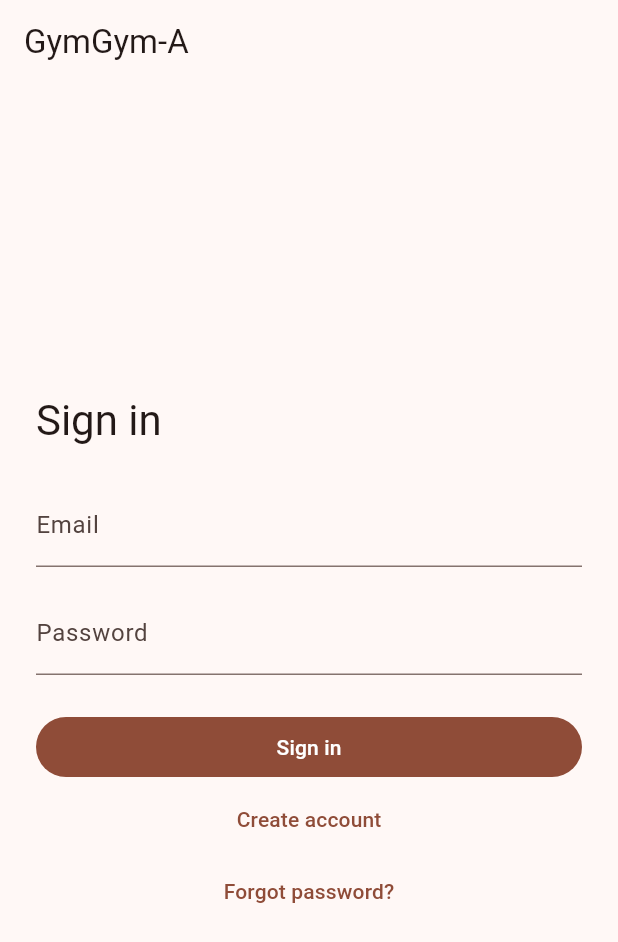
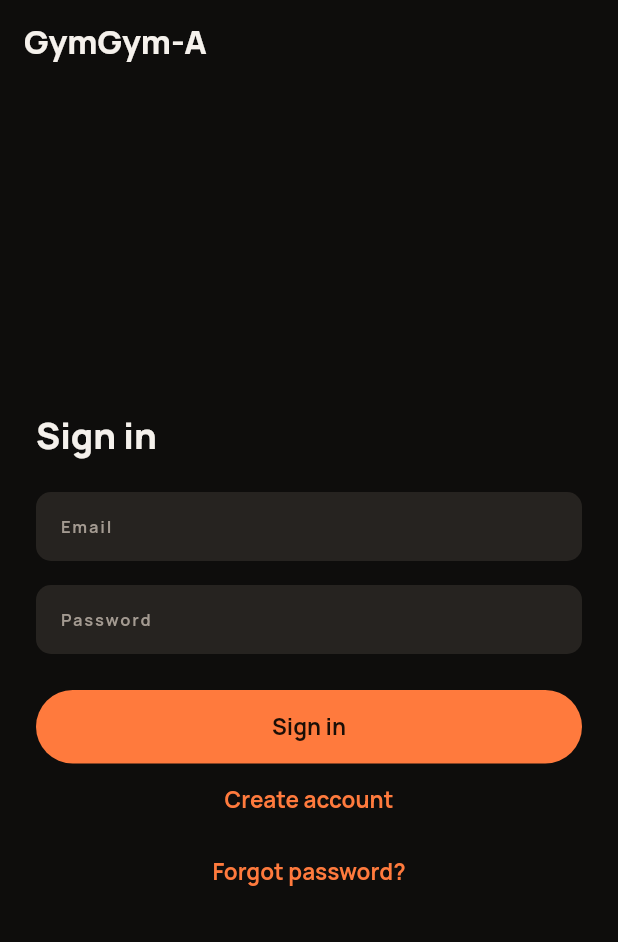
Before and after one commit to GymGym-A-Project/GymGym-A-SE3003, a Flutter app: the screen it shows after launch, on a phone screen of 412 x 824 dp. Shown: the top 942 px of the screen. Run offline on Flutter 3.47's test engine with Material 3 defaults, Android fonts, the phone set to English and light mode, and no system bars; our stand-ins replace cloud_firestore, firebase_auth, firebase_core, flutter_riverpod, go_router, shared_preferences; accounts and stored records are empty.

Commit message:
feat(ui): build the dark-first AppTheme from tokens, spacing and radii

```diff
--- a/lib/app.dart
+++ b/lib/app.dart
@@ -2,7 +2,7 @@ import 'package:flutter/material.dart';
 import 'package:flutter_riverpod/flutter_riverpod.dart';
 
 import 'core/router.dart';
-import 'core/theme.dart';
+import 'core/theme/app_theme.dart';
 
 class GymGymApp extends ConsumerWidget {
   const GymGymApp({super.key});
@@ -13,6 +13,7 @@ class GymGymApp extends ConsumerWidget {
       title: 'GymGym-A',
       theme: AppTheme.light,
       darkTheme: AppTheme.dark,
+      themeMode: AppTheme.mode,
       routerConfig: ref.watch(appRouterProvider),
     );
   }
--- a/lib/core/theme.dart
+++ /dev/null
@@ -1,16 +0,0 @@
-import 'package:flutter/material.dart';
-
-abstract final class AppTheme {
-  static const _seed = Colors.deepOrange;
-
-  static final light = ThemeData(
-    colorScheme: ColorScheme.fromSeed(seedColor: _seed),
-  );
-
-  static final dark = ThemeData(
-    colorScheme: ColorScheme.fromSeed(
-      seedColor: _seed,
-      brightness: Brightness.dark,
-    ),
-  );
-}
--- /dev/null
+++ b/lib/core/theme/app_theme.dart
@@ -0,0 +1,243 @@
+import 'package:flutter/material.dart';
+
+import 'app_text.dart';
+import 'gaps.dart';
+import 'gym_colors.dart';
+
+/// Material themes built from [GymColors]. Dark is the default; light is
+/// supported. Cards use a 1 px border instead of a shadow.
+abstract final class AppTheme {
+  static final dark = _build(GymColors.dark, Brightness.dark);
+  static final light = _build(GymColors.light, Brightness.light);
+
+  /// The app opens in the dark theme (design system default).
+  static const mode = ThemeMode.dark;
+
+  static ThemeData _build(GymColors c, Brightness brightness) {
+    final scheme =
+        ColorScheme.fromSeed(seedColor: c.kor, brightness: brightness).copyWith(
+          primary: c.kor,
+          onPrimary: c.onKor,
+          secondary: c.kor,
+          onSecondary: c.onKor,
+          surface: c.bg,
+          onSurface: c.text,
+          onSurfaceVariant: c.textMuted,
+          surfaceContainerLowest: c.bg,
+          surfaceContainerLow: c.surface,
+          surfaceContainer: c.surface,
+          surfaceContainerHigh: c.surface2,
+          surfaceContainerHighest: c.surface2,
+          outline: c.border,
+          outlineVariant: c.border,
+          error: c.danger,
+          onError: c.onKor,
+          tertiary: c.success,
+        );
+    final text = AppText.textTheme(c.text, c.textMuted);
+    final buttonText = AppText.body.copyWith(fontWeight: FontWeight.w700);
+    const buttonPadding = EdgeInsets.symmetric(horizontal: 20, vertical: 14);
+    final pill = RoundedRectangleBorder(borderRadius: Radii.pillBorder);
+
+    return ThemeData(
+      useMaterial3: true,
+      brightness: brightness,
+      colorScheme: scheme,
+      fontFamily: AppText.family,
+      textTheme: text,
+      scaffoldBackgroundColor: c.bg,
+      canvasColor: c.bg,
+      dividerColor: c.border,
+      extensions: [c],
+      appBarTheme: AppBarTheme(
+        backgroundColor: c.bg,
+        foregroundColor: c.text,
+        surfaceTintColor: Colors.transparent,
+        elevation: 0,
+        scrolledUnderElevation: 0,
+        centerTitle: false,
+        titleTextStyle: AppText.title.copyWith(color: c.text),
+      ),
+      cardTheme: CardThemeData(
+        color: c.surface,
+        surfaceTintColor: Colors.transparent,
+        elevation: 0,
+        margin: const EdgeInsets.symmetric(vertical: Gap.s),
+        shape: RoundedRectangleBorder(
+          borderRadius: Radii.cardBorder,
+          side: BorderSide(color: c.border),
+        ),
+      ),
+      inputDecorationTheme: InputDecorationTheme(
+        filled: true,
+        fillColor: c.surface2,
+        isDense: true,
+        contentPadding: const EdgeInsets.symmetric(
+          horizontal: Gap.m,
+          vertical: Gap.m,
+        ),
+        labelStyle: AppText.label.copyWith(color: c.textMuted),
+        floatingLabelStyle: AppText.label.copyWith(color: c.textMuted),
+        hintStyle: AppText.body.copyWith(color: c.textMuted),
+        border: OutlineInputBorder(
+          borderRadius: Radii.inputBorder,
+          borderSide: BorderSide.none,
+        ),
+        enabledBorder: OutlineInputBorder(
+          borderRadius: Radii.inputBorder,
+          borderSide: BorderSide.none,
+        ),
+        focusedBorder: OutlineInputBorder(
+          borderRadius: Radii.inputBorder,
+          borderSide: BorderSide(color: c.kor, width: 1.5),
+        ),
+        errorBorder: OutlineInputBorder(
+          borderRadius: Radii.inputBorder,
+          borderSide: BorderSide(color: c.danger),
+        ),
+        focusedErrorBorder: OutlineInputBorder(
+          borderRadius: Radii.inputBorder,
+          borderSide: BorderSide(color: c.danger, width: 1.5),
+        ),
+        errorStyle: AppText.body.copyWith(fontSize: 12, color: c.danger),
+      ),
+      filledButtonTheme: FilledButtonThemeData(
+        style: FilledButton.styleFrom(
+          backgroundColor: c.kor,
+          foregroundColor: c.onKor,
+          disabledBackgroundColor: c.surface2,
+          disabledForegroundColor: c.ghost,
+          minimumSize: const Size(64, Gap.touch),
+          padding: buttonPadding,
+          shape: pill,
+          textStyle: buttonText,
+        ),
+      ),
+      outlinedButtonTheme: OutlinedButtonThemeData(
+        style: OutlinedButton.styleFrom(
+          foregroundColor: c.text,
+          minimumSize: const Size(64, Gap.touch),
+          padding: buttonPadding,
+          side: BorderSide(color: c.border),
+          shape: pill,
+          textStyle: buttonText,
+        ),
+      ),
+      textButtonTheme: TextButtonThemeData(
+        style: TextButton.styleFrom(
+          foregroundColor: c.kor,
+          minimumSize: const Size(48, Gap.touch),
+          shape: pill,
+          textStyle: buttonText,
+        ),
+      ),
+      iconButtonTheme: IconButtonThemeData(
+        style: IconButton.styleFrom(
+          foregroundColor: c.textMuted,
+          minimumSize: const Size.square(Gap.touch),
+        ),
+      ),
+      floatingActionButtonTheme: FloatingActionButtonThemeData(
+        backgroundColor: c.kor,
+        foregroundColor: c.onKor,
+        elevation: 4,
+        shape: pill,
+        extendedTextStyle: buttonText,
+      ),
+      chipTheme: ChipThemeData(
+        backgroundColor: c.surface,
+        selectedColor: c.kor,
+        disabledColor: c.surface2,
+        side: BorderSide(color: c.border),
+        shape: pill,
+        showCheckmark: false,
+        labelStyle: AppText.body.copyWith(
+          fontSize: 13,
+          fontWeight: FontWeight.w700,
+          color: c.text,
+        ),
+        secondaryLabelStyle: AppText.body.copyWith(
+          fontSize: 13,
+          fontWeight: FontWeight.w700,
+          color: c.onKor,
+        ),
+        padding: const EdgeInsets.symmetric(horizontal: Gap.s, vertical: 6),
+      ),
+      listTileTheme: ListTileThemeData(
+        iconColor: c.textMuted,
+        textColor: c.text,
+        titleTextStyle: AppText.headline.copyWith(fontSize: 15, color: c.text),
+        subtitleTextStyle: AppText.body.copyWith(
+          fontSize: 13,
+          color: c.textMuted,
+        ),
+        contentPadding: const EdgeInsets.symmetric(horizontal: Gap.screen),
+      ),
+      expansionTileTheme: ExpansionTileThemeData(
+        iconColor: c.kor,
+        collapsedIconColor: c.textMuted,
+        textColor: c.text,
+        collapsedTextColor: c.text,
+        shape: const Border(),
+        collapsedShape: const Border(),
+      ),
+      tabBarTheme: TabBarThemeData(
+        labelColor: c.kor,
+        unselectedLabelColor: c.textMuted,
+        indicatorColor: c.kor,
+        dividerColor: c.border,
+        labelStyle: AppText.body.copyWith(fontWeight: FontWeight.w700),
+        unselectedLabelStyle: AppText.body,
+      ),
+      navigationBarTheme: NavigationBarThemeData(
+        backgroundColor: c.surface,
+        surfaceTintColor: Colors.transparent,
+        indicatorColor: c.kor.withValues(alpha: 0.18),
+        elevation: 0,
+        height: 68,
+        iconTheme: WidgetStateProperty.resolveWith(
+          (states) => IconThemeData(
+            color: states.contains(WidgetState.selected) ? c.kor : c.textMuted,
+          ),
+        ),
+        labelTextStyle: WidgetStateProperty.resolveWith(
+          (states) => AppText.label.copyWith(
+            letterSpacing: 0.2,
+            color: states.contains(WidgetState.selected) ? c.kor : c.textMuted,
+          ),
+        ),
+      ),
+      dialogTheme: DialogThemeData(
+        backgroundColor: c.surface,
+        surfaceTintColor: Colors.transparent,
+        shape: RoundedRectangleBorder(borderRadius: Radii.sheetBorder),
+        titleTextStyle: AppText.headline.copyWith(color: c.text),
+        contentTextStyle: AppText.body.copyWith(color: c.textMuted),
+      ),
+      bottomSheetTheme: BottomSheetThemeData(
+        backgroundColor: c.surface,
+        surfaceTintColor: Colors.transparent,
+        shape: const RoundedRectangleBorder(
+          borderRadius: BorderRadius.vertical(
+            top: Radius.circular(Radii.sheet),
+          ),
+        ),
+      ),
+      snackBarTheme: SnackBarThemeData(
+        behavior: SnackBarBehavior.floating,
+        backgroundColor: c.surface2,
+        contentTextStyle: AppText.body.copyWith(color: c.text),
+        actionTextColor: c.kor,
+        shape: RoundedRectangleBorder(borderRadius: Radii.inputBorder),
+      ),
+      dividerTheme: DividerThemeData(color: c.border, thickness: 1, space: 1),
+      progressIndicatorTheme: ProgressIndicatorThemeData(color: c.kor),
+      checkboxTheme: CheckboxThemeData(
+        fillColor: WidgetStateProperty.resolveWith(
+          (states) =>
+              states.contains(WidgetState.selected) ? c.success : c.surface2,
+        ),
+      ),
+    );
+  }
+}
--- /dev/null
+++ b/lib/core/theme/gaps.dart
@@ -0,0 +1,37 @@
+import 'package:flutter/widgets.dart';
+
+/// Spacing scale: 4 · 8 · 12 · 16 · 24 · 32.
+abstract final class Gap {
+  static const xs = 4.0;
+  static const s = 8.0;
+  static const m = 12.0;
+  static const l = 16.0;
+  static const xl = 24.0;
+  static const xxl = 32.0;
+
+  /// Horizontal screen edge.
+  static const screen = l;
+
+  /// Minimum touch target, including the set ✓ button.
+  static const touch = 48.0;
+
+  static const vS = SizedBox(height: s);
+  static const vM = SizedBox(height: m);
+  static const vL = SizedBox(height: l);
+  static const vXl = SizedBox(height: xl);
+  static const hS = SizedBox(width: s);
+  static const hM = SizedBox(width: m);
+}
+
+/// Corner radii: input 10, card 16, sheet 24, button 999 (pill).
+abstract final class Radii {
+  static const input = 10.0;
+  static const card = 16.0;
+  static const sheet = 24.0;
+  static const pill = 999.0;
+
+  static final inputBorder = BorderRadius.circular(input);
+  static final cardBorder = BorderRadius.circular(card);
+  static final sheetBorder = BorderRadius.circular(sheet);
+  static final pillBorder = BorderRadius.circular(pill);
+}
```
Also changed, not shown: 2 other files.
